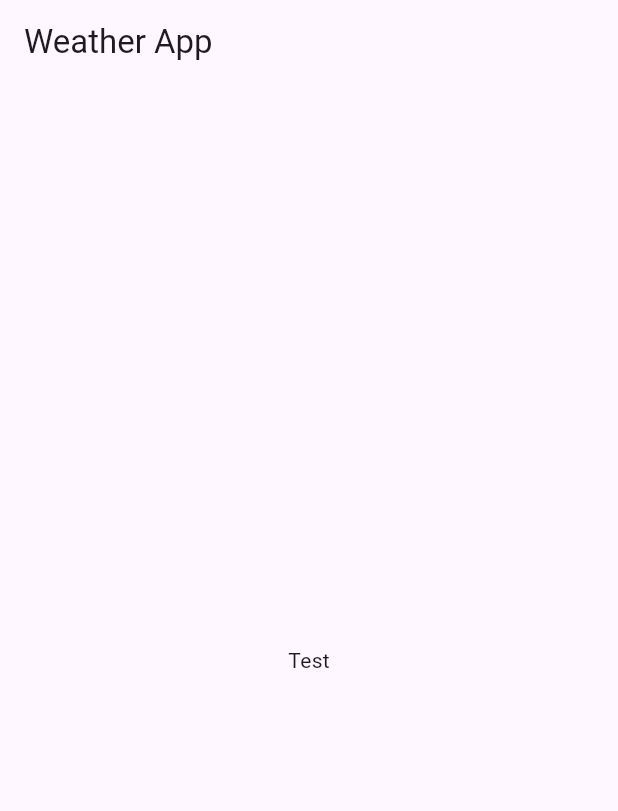
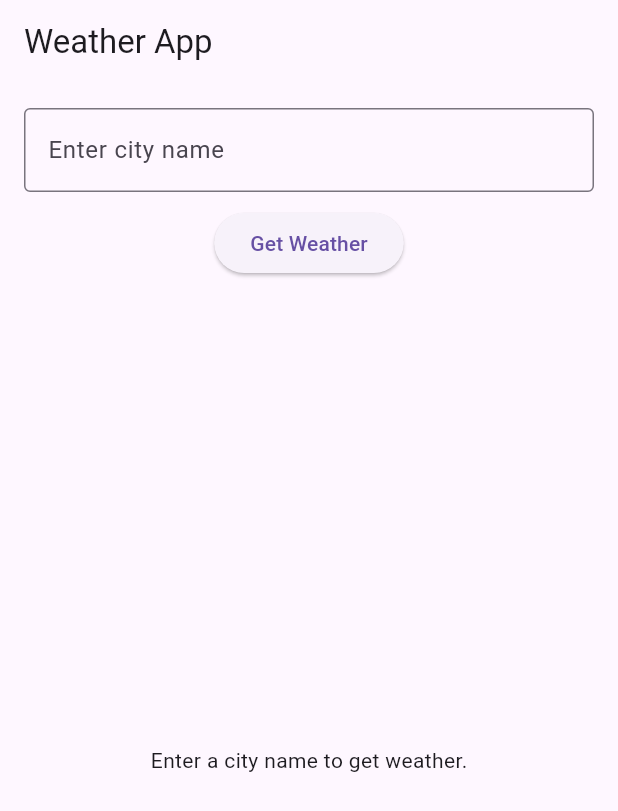
Before and after one commit to Natalia49340/flutter_weather_app, a Flutter app: the screen it shows after launch, on a phone screen of 412 x 824 dp. Shown: the top 811 px of the screen. Run offline on Flutter 3.47's test engine with Material 3 defaults, Android fonts, the phone set to English and light mode, and no system bars; our stand-ins replace flutter_bloc.

Commit message:
Add WeatherBloc and UI

```diff
--- a/flutter_weather_app/lib/bloc/weather_bloc.dart
+++ b/flutter_weather_app/lib/bloc/weather_bloc.dart
@@ -0,0 +1,21 @@
+import 'package:flutter_bloc/flutter_bloc.dart';
+import 'package:flutter_weather_app/bloc/weather_event.dart';
+import 'package:flutter_weather_app/bloc/weather_state.dart';
+import 'package:flutter_weather_app/repositories/weather_repository.dart';
+
+
+class WeatherBloc extends Bloc<WeatherEvent, WeatherState> {
+  final WeatherRepository weatherRepository;
+
+  WeatherBloc(this.weatherRepository) : super(WeatherInitial()) {
+    on<FetchWeather>((event, emit) async {
+      emit(WeatherLoading());
+      try {
+        final weather = await weatherRepository.getWeather(event.cityName);
+        emit(WeatherLoaded(weather));
+      } catch (e) {
+        emit(WeatherError("Could not fetch weather data. Please try again."));
+      }
+    });
+  }
+}
--- a/flutter_weather_app/lib/bloc/weather_event.dart
+++ b/flutter_weather_app/lib/bloc/weather_event.dart
@@ -0,0 +1,7 @@
+abstract class WeatherEvent {}
+
+class FetchWeather extends WeatherEvent {
+  final String cityName;
+
+  FetchWeather(this.cityName);
+}
--- a/flutter_weather_app/lib/bloc/weather_state.dart
+++ b/flutter_weather_app/lib/bloc/weather_state.dart
@@ -0,0 +1,20 @@
+import 'package:flutter_weather_app/models/weather_model.dart';
+
+
+abstract class WeatherState {}
+
+class WeatherInitial extends WeatherState {}
+
+class WeatherLoading extends WeatherState {}
+
+class WeatherLoaded extends WeatherState {
+  final Weather weather;
+
+  WeatherLoaded(this.weather);
+}
+
+class WeatherError extends WeatherState {
+  final String message;
+
+  WeatherError(this.message);
+}
--- a/flutter_weather_app/lib/main.dart
+++ b/flutter_weather_app/lib/main.dart
@@ -1,33 +1,29 @@
 import 'package:flutter/material.dart';
+import 'package:flutter_bloc/flutter_bloc.dart';
+import 'package:flutter_weather_app/bloc/weather_bloc.dart';
 import 'package:flutter_weather_app/repositories/weather_repository.dart';
+import 'package:flutter_weather_app/screens/home.dart';
 import 'package:flutter_weather_app/services/api_service.dart';
 
-void main() async {
-  WidgetsFlutterBinding.ensureInitialized();
 
-  // Testowanie API
+void main() {
   final apiService = ApiService();
   final weatherRepository = WeatherRepository(apiService);
 
-  try {
-    final weather = await weatherRepository.getWeather("London");
-    print("City: ${weather.cityName}, Temp: ${weather.temperature}°C, Desc: ${weather.description}");
-  } catch (e) {
-    print("Error: $e");
-  }
-
-  runApp(MyApp());
+  runApp(MyApp(weatherRepository: weatherRepository));
 }
 
 class MyApp extends StatelessWidget {
-  const MyApp({super.key});
+  final WeatherRepository weatherRepository;
+
+  const MyApp({super.key, required this.weatherRepository});
 
   @override
   Widget build(BuildContext context) {
     return MaterialApp(
-      home: Scaffold(
-        appBar: AppBar(title: Text("Weather App")),
-        body: Center(child: Text("Test")),
+      home: BlocProvider(
+        create: (_) => WeatherBloc(weatherRepository),
+        child: WeatherPage(),
       ),
     );
   }
--- a/flutter_weather_app/lib/screens/home.dart
+++ b/flutter_weather_app/lib/screens/home.dart
@@ -0,0 +1,75 @@
+import 'package:flutter/material.dart';
+import 'package:flutter_bloc/flutter_bloc.dart';
+import 'package:flutter_weather_app/bloc/weather_bloc.dart';
+import 'package:flutter_weather_app/bloc/weather_event.dart';
+import 'package:flutter_weather_app/bloc/weather_state.dart';
+
+
+class WeatherPage extends StatelessWidget {
+  final TextEditingController cityController = TextEditingController();
+
+  WeatherPage({super.key});
+
+  @override
+  Widget build(BuildContext context) {
+    return Scaffold(
+      appBar: AppBar(title: Text("Weather App")),
+      body: Padding(
+        padding: const EdgeInsets.all(16.0),
+        child: Column(
+          children: [
+            TextField(
+              controller: cityController,
+              decoration: InputDecoration(
+                labelText: "Enter city name",
+                border: OutlineInputBorder(),
+              ),
+            ),
+            SizedBox(height: 10),
+            ElevatedButton(
+              onPressed: () {
+                final cityName = cityController.text.trim();
+                if (cityName.isNotEmpty) {
+                  context.read<WeatherBloc>().add(FetchWeather(cityName));
+                }
+              },
+              child: Text("Get Weather"),
+            ),
+            SizedBox(height: 20),
+            Expanded(
+              child: BlocBuilder<WeatherBloc, WeatherState>(
+                builder: (context, state) {
+                  if (state is WeatherInitial) {
+                    return Center(child: Text("Enter a city name to get weather."));
+                  } else if (state is WeatherLoading) {
+                    return Center(child: CircularProgressIndicator());
+                  } else if (state is WeatherLoaded) {
+                    return Center(
+                      child: Column(
+                        mainAxisAlignment: MainAxisAlignment.center,
+                        children: [
+                          Text(
+                            state.weather.cityName,
+                            style: TextStyle(fontSize: 24, fontWeight: FontWeight.bold),
+                          ),
+                          Text(
+                            "${state.weather.temperature}°C",
+                            style: TextStyle(fontSize: 48),
+                          ),
+                          Text(state.weather.description),
+                        ],
+                      ),
+                    );
+                  } else if (state is WeatherError) {
+                    return Center(child: Text(state.message));
+                  }
+                  return SizedBox.shrink();
+                },
+              ),
+            ),
+          ],
+        ),
+      ),
+    );
+  }
+}
--- a/flutter_weather_app/pubspec.yaml
+++ b/flutter_weather_app/pubspec.yaml
@@ -16,7 +16,7 @@ dependencies:
   cupertino_icons: ^1.0.8
 
 
-  flutter_bloc: ^8.0.0
+  flutter_bloc: ^9.0.0
 
 
   http: ^1.2.2
```
Also changed, not shown: flutter_weather_app/pubspec.lock.
